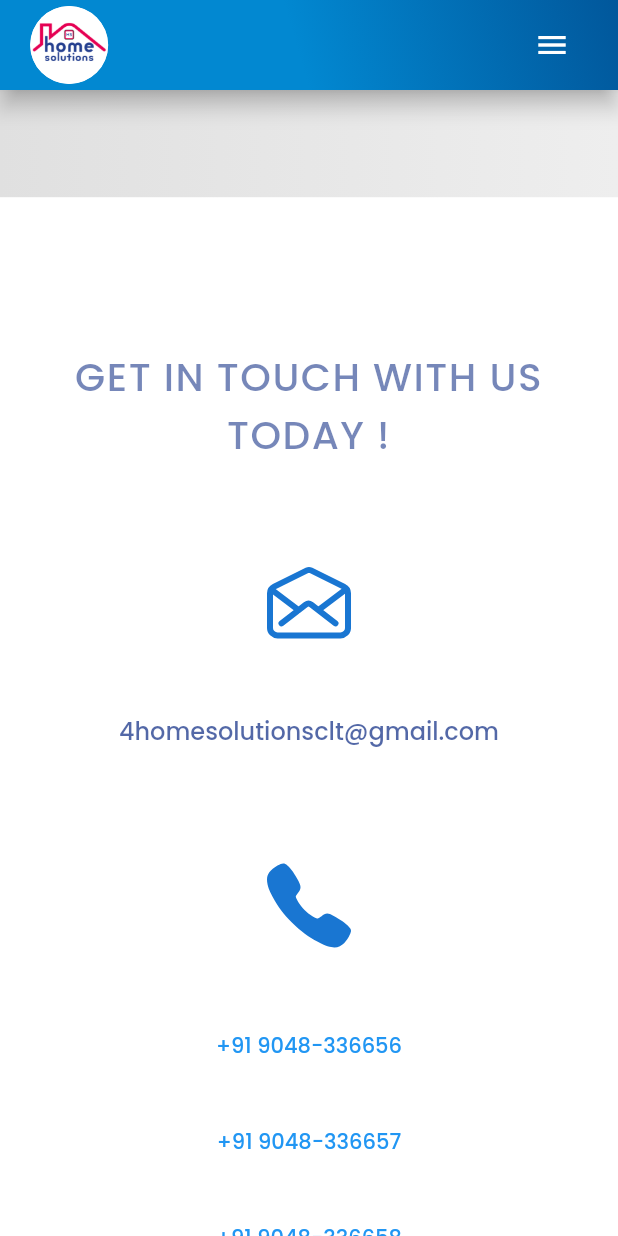
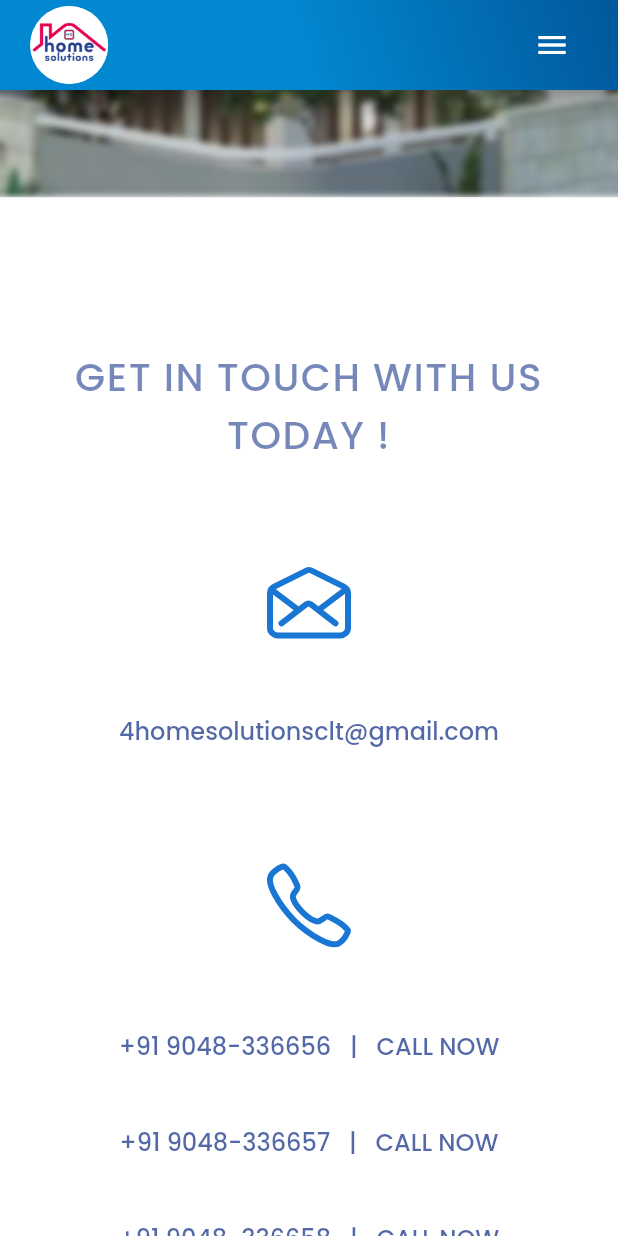
Before and after one commit to rithviknishad/home_solutions_kozhikode, a Flutter app: the screen it shows after launch, on a phone screen of 412 x 824 dp. Run offline on Flutter 3.47's test engine with Material 2 defaults, Android fonts, the phone set to English and light mode, and no system bars; our stand-ins replace auto_route, ionicons; project files that could hold a hidden picture were left out.

Commit message:
update logo

```diff
--- a/lib/partials/sections/contact.dart
+++ b/lib/partials/sections/contact.dart
@@ -81,7 +81,7 @@ class ContactSection extends MySection {
 
     return [
       Icon(
-        Ionicons.call,
+        Ionicons.call_outline,
         size: 64,
         color: theme.primaryColorDark,
       ),
@@ -91,10 +91,23 @@ class ContactSection extends MySection {
           padding: const EdgeInsets.all(8.0),
           child: Link(
             uri: Uri(scheme: 'tel', path: number),
-            builder: (_, followLink) => TextButton(
-              onPressed: followLink,
-              child: Text(number),
-            ),
+            builder: (_, followLink) {
+              return Row(
+                mainAxisAlignment: MainAxisAlignment.center,
+                children: [
+                  TextButton(
+                    onPressed: followLink,
+                    child: Text(
+                      '$number   |   CALL NOW',
+                      style: TextStyle(
+                        fontSize: 16,
+                        color: theme.primaryColor.withAlpha(200),
+                      ),
+                    ),
+                  ),
+                ],
+              );
+            },
           ),
         ),
     ];
@@ -105,7 +118,7 @@ class ContactSection extends MySection {
 
     return [
       Icon(
-        Ionicons.chatbubbles,
+        Ionicons.chatbubbles_outline,
         size: 64,
         color: theme.primaryColorDark,
       ),
--- a/lib/partials/sections/welcome.dart
+++ b/lib/partials/sections/welcome.dart
@@ -1,3 +1,5 @@
+import 'dart:ui';
+
 import 'package:flutter/material.dart';
 import 'package:home_solutions_kozhikode/home_solutions.dart';
 import 'package:home_solutions_kozhikode/partials/sections/section.dart';
@@ -19,6 +21,20 @@ class WelcomeSection extends MySection {
       ),
       height: size.height * 0.9,
       width: size.width,
+      child: Container(
+        decoration: BoxDecoration(
+          image: DecorationImage(
+            image: ExactAssetImage('assets/banner.png'),
+            fit: BoxFit.cover,
+            colorFilter: ColorFilter.mode(
+              Colors.black12,
+              BlendMode.darken,
+            ),
+          ),
+        ),
+        child: ClipRRect(
+          child: BackdropFilter(
+            filter: ImageFilter.blur(sigmaX: 2, sigmaY: 2),
             child: Column(
               mainAxisAlignment: MainAxisAlignment.center,
               crossAxisAlignment: CrossAxisAlignment.center,
@@ -36,11 +52,22 @@ class WelcomeSection extends MySection {
                 SizedBox(height: size.height * 0.1),
                 Text(
                   HomeSolutions.catchPrase,
-            style: theme.textTheme.caption,
+                  style: theme.textTheme.caption?.apply(
+                    color: Colors.white,
+                    shadows: [
+                      Shadow(
+                        color: Colors.black,
+                        blurRadius: 20,
+                      ),
+                    ],
+                  ),
                   textAlign: TextAlign.center,
                 ),
               ],
             ),
+          ),
+        ),
+      ),
     );
   }
 }
--- a/lib/routes/landing.dart
+++ b/lib/routes/landing.dart
@@ -17,7 +17,10 @@ class LandingPage extends StatelessWidget {
       child: CustomScrollView(
         controller: controller,
         slivers: [
-          SliverPersistentHeader(delegate: _HeaderDelegate(), pinned: true),
+          SliverPersistentHeader(
+            delegate: _HeaderDelegate(),
+            pinned: true,
+          ),
           SliverFillRemaining(
             hasScrollBody: false,
             child: Column(
--- a/pubspec.yaml
+++ b/pubspec.yaml
@@ -25,6 +25,7 @@ flutter:
   assets:
     - assets/logo.png
     - assets/logo_borderless.png
+    - assets/banner.png
 
   fonts:
     - family: Lemonada
```
Also changed, not shown: assets/banner.png (added), assets/products/steelex/image.png (deleted). Lines whose indentation alone changed are shown as unchanged.
